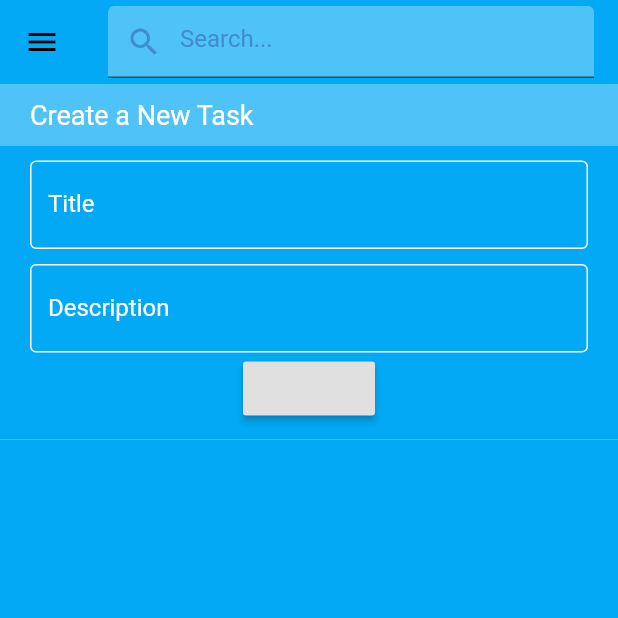
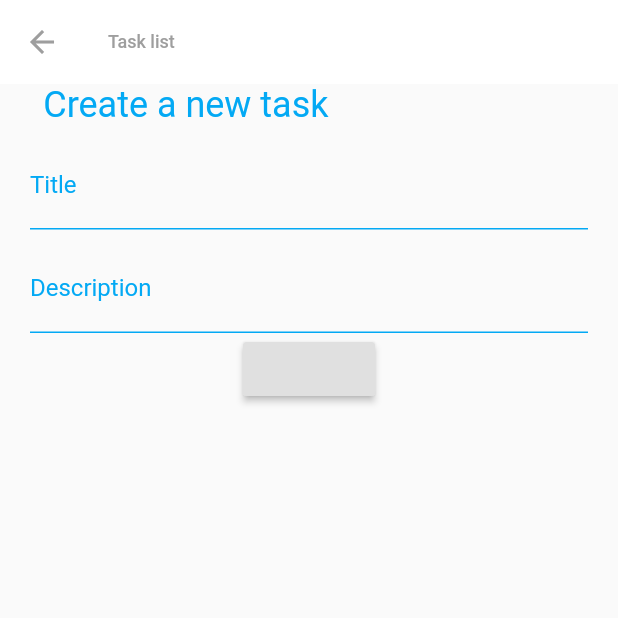
Before and after one commit to originalmattrandall/TaskManager, a Flutter app: the CreateTask screen opened by its route, on a phone screen of 412 x 824 dp, the top half of it. Run offline on Flutter 3.47's test engine with Material 2 defaults, Android fonts, the phone set to English and light mode, and no system bars; our stand-ins replace flutter_slidable, rxdart, sqflite; accounts and stored records are empty.

Commit message:
fixing up create task page
more to come soon on this update

```diff
--- a/task_manager/lib/ui/screens/createtask/create_task.dart
+++ b/task_manager/lib/ui/screens/createtask/create_task.dart
@@ -12,28 +12,40 @@ class CreateTask extends StatefulWidget {
 class _CreateTaskState extends State<CreateTask> {
   @override
   Widget build(BuildContext context) {
+
+    final double outerContainerWidth = MediaQuery.of(context).size.width*0.86;
+
     return SafeArea(
       child: Scaffold(
         appBar: AppBar(
-          title: SearchBar(),
+          iconTheme: IconThemeData(
+            color: Colors.grey,
+          ),
+          title: Text(
+              "Task list",
+              style: TextStyle(
+                color: Colors.grey,
+                fontSize: 12,
+              )
+            ),
           elevation: 0.0,
+          backgroundColor: Colors.white,
         ),
-        drawer: MenuDrawer(),
         body: Scaffold(
-          backgroundColor: Theme.of(context).primaryColor,
+          //backgroundColor: Theme.of(context).primaryColor,
           body: SingleChildScrollView(
             child: Column(
             children: [
               Container(
-                width: double.infinity,
-                color: Theme.of(context).accentColor,
-                child: Padding(
-                  padding: EdgeInsets.fromLTRB(20, 10, 0, 10),
-                  child: Text(
-                    "Create a New Task",
-                    style: TextStyle(color: Colors.white, fontSize: 18)
+                width: outerContainerWidth,
+                alignment: Alignment.centerLeft,
+                child: Text(
+                  "Create a new task",
+                  style: TextStyle(
+                    color: Colors.lightBlue,
+                    fontSize: 24,
                   ),
-                )
+                ),
               ),
               TaskCreateForm(),
             ],
--- a/task_manager/lib/ui/widgets/task/task_create_form.dart
+++ b/task_manager/lib/ui/widgets/task/task_create_form.dart
@@ -16,15 +16,16 @@ class _TaskCreateFormState extends State<TaskCreateForm> {
   final _titleController = TextEditingController();
   final _descriptionController = TextEditingController();
 
-  OutlineInputBorder inputBorder = const OutlineInputBorder(
-        borderSide: BorderSide(color: Colors.white)
-      );
+  UnderlineInputBorder underLineBorder = const UnderlineInputBorder(
+    borderSide: BorderSide(
+      color: Colors.lightBlue
+    )
+  );
 
   @override
   Widget build(BuildContext context) {
     return Material(
       child: Container(
-        color: Theme.of(context).primaryColor,
         child: Padding(
           padding: EdgeInsets.fromLTRB(20, 10, 20, 10),
           child: Form(
@@ -34,18 +35,18 @@ class _TaskCreateFormState extends State<TaskCreateForm> {
                 TextFormField(
                   controller: _titleController,
                   style: TextStyle(
-                    color: Colors.white,
+                    color: Colors.lightBlue,
                     decoration: TextDecoration.none
                   ),
                   decoration: InputDecoration(
-                    labelStyle: TextStyle(color: Colors.white),
-                    hintStyle: TextStyle(color: Colors.white24),
+                    labelStyle: TextStyle(color: Colors.lightBlue),
+                    hintStyle: TextStyle(color: Colors.lightBlue[100]),
                     labelText: "Title",
                     hintText: "Title of the Task",
-                    enabledBorder: inputBorder,
-                    focusedBorder: inputBorder,
-                    errorBorder: inputBorder,
-                    focusedErrorBorder: inputBorder
+                    enabledBorder: underLineBorder,
+                    focusedBorder: underLineBorder,
+                    errorBorder: underLineBorder,
+                    focusedErrorBorder: underLineBorder
                   ),
                   validator: (value) {
                     if (value.isEmpty) {
@@ -59,22 +60,22 @@ class _TaskCreateFormState extends State<TaskCreateForm> {
                   child: TextFormField(
                     controller: _descriptionController,
                     style: TextStyle(
-                      color: Colors.white,
+                      color: Colors.lightBlue,
                       decoration: TextDecoration.none
                     ),
                     decoration: InputDecoration(
-                      labelStyle: TextStyle(color: Colors.white),
-                      hintStyle: TextStyle(color: Colors.white24),
+                    labelStyle: TextStyle(color: Colors.lightBlue),
+                    hintStyle: TextStyle(color: Colors.lightBlue[100]),
                       labelText: "Description",
-                      hintText: "Title of the Task",
-                      enabledBorder: inputBorder,
-                      focusedBorder: inputBorder,
-                      errorBorder: inputBorder,
-                      focusedErrorBorder: inputBorder
+                      hintText: "Descrption of the task",
+                      enabledBorder: underLineBorder,
+                      focusedBorder: underLineBorder,
+                      errorBorder: underLineBorder,
+                      focusedErrorBorder: underLineBorder
                     ),
                     validator: (value) {
                       if (value.isEmpty) {
-                        return "Please enter a title";
+                        return "Please enter a description";
                       }
                       return null;
                     },
@@ -95,6 +96,9 @@ class _TaskCreateFormState extends State<TaskCreateForm> {
                     }
                   },
                 ),
+                Container(
+
+                )
               ],
             ),
             ),
```
